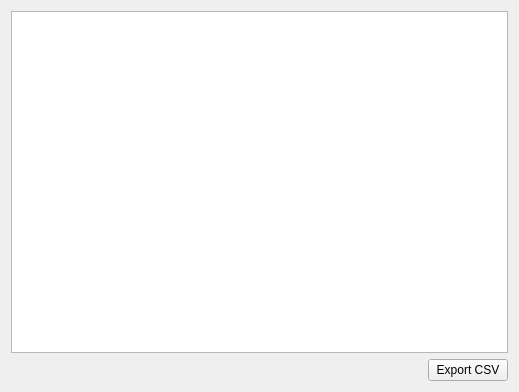
This is ui/scores/ui_distib_score.ui in Artelia/Mascaret as Qt 5 draws it before an edit. The edited form follows.
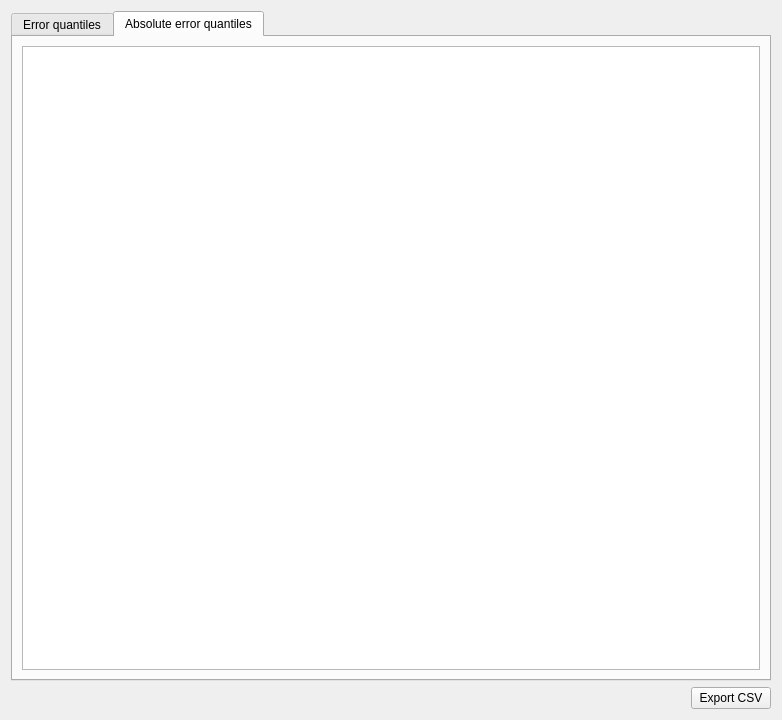
This is the edited form.

```diff
--- a/ui/scores/ui_distib_score.ui
+++ b/ui/scores/ui_distib_score.ui
@@ -6,18 +6,53 @@
    <rect>
     <x>0</x>
     <y>0</y>
-    <width>519</width>
-    <height>392</height>
+    <width>782</width>
+    <height>720</height>
    </rect>
   </property>
   <property name="windowTitle">
    <string>Form</string>
   </property>
   <layout class="QGridLayout" name="gridLayout">
-   <item row="3" column="0">
+   <item row="0" column="0">
     <layout class="QVBoxLayout" name="verticalLayout">
      <item>
-      <widget class="QTableView" name="table_dist"/>
+      <widget class="QTabWidget" name="taberr">
+       <property name="currentIndex">
+        <number>1</number>
+       </property>
+       <widget class="QWidget" name="err">
+        <attribute name="title">
+         <string>Error quantiles</string>
+        </attribute>
+        <layout class="QGridLayout" name="gridLayout_2">
+         <item row="0" column="0">
+          <widget class="QTableWidget" name="table_dist">
+           <attribute name="horizontalHeaderDefaultSectionSize">
+            <number>200</number>
+           </attribute>
+          </widget>
+         </item>
+        </layout>
+       </widget>
+       <widget class="QWidget" name="err_abs">
+        <attribute name="title">
+         <string>Absolute error quantiles</string>
+        </attribute>
+        <layout class="QGridLayout" name="gridLayout_3">
+         <item row="0" column="0">
+          <widget class="QTableWidget" name="table_dist_abs">
+           <property name="textElideMode">
+            <enum>Qt::ElideRight</enum>
+           </property>
+           <attribute name="horizontalHeaderDefaultSectionSize">
+            <number>200</number>
+           </attribute>
+          </widget>
+         </item>
+        </layout>
+       </widget>
+      </widget>
      </item>
      <item>
       <layout class="QHBoxLayout" name="horizontalLayout_2">
```
Left out of the diff: 6 changed lines with no effect on the pictures.
